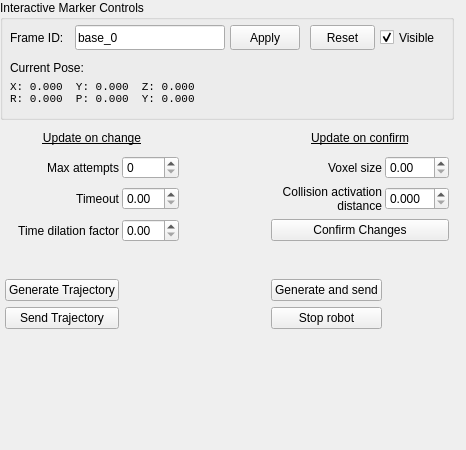
This is resource/curobo_rviz_panel.ui in Lab-CORO/curobo_rviz as Qt 5 draws it before an edit. The edited form follows.
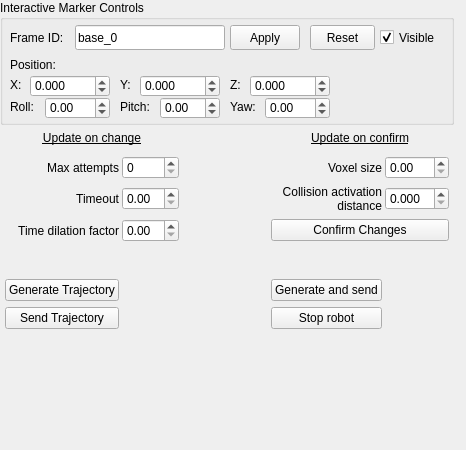
This is the edited form.

Commit message: update target pose and interface

```diff
--- a/resource/curobo_rviz_panel.ui
+++ b/resource/curobo_rviz_panel.ui
@@ -19,7 +19,7 @@
      <x>0</x>
      <y>0</y>
      <width>454</width>
-     <height>120</height>
+     <height>125</height>
     </rect>
    </property>
    <property name="title">
@@ -69,12 +69,12 @@
      <rect>
       <x>10</x>
       <y>55</y>
-      <width>100</width>
-      <height>25</height>
+      <width>60</width>
+      <height>20</height>
      </rect>
     </property>
     <property name="text">
-     <string>Current Pose:</string>
+     <string>Position:</string>
     </property>
    </widget>
    <widget class="QLabel" name="labelPoseValues">
@@ -82,22 +82,209 @@
      <rect>
       <x>10</x>
       <y>75</y>
-      <width>290</width>
-      <height>35</height>
+      <width>20</width>
+      <height>20</height>
      </rect>
     </property>
-    <property name="font">
-     <font>
-      <family>Monospace</family>
-      <pointsize>8</pointsize>
-     </font>
+    <property name="text">
+     <string>X:</string>
     </property>
+   </widget>
+   <widget class="QDoubleSpinBox" name="spinBoxPosX">
+    <property name="geometry">
+     <rect>
+      <x>30</x>
+      <y>75</y>
+      <width>80</width>
+      <height>22</height>
+     </rect>
+    </property>
+    <property name="decimals">
+     <number>3</number>
+    </property>
+    <property name="minimum">
+     <double>-10.000000000000000</double>
+    </property>
+    <property name="maximum">
+     <double>10.000000000000000</double>
+    </property>
+    <property name="singleStep">
+     <double>0.010000000000000</double>
+    </property>
+   </widget>
+   <widget class="QLabel" name="labelY">
+    <property name="geometry">
+     <rect>
+      <x>120</x>
+      <y>75</y>
+      <width>20</width>
+      <height>20</height>
+     </rect>
+    </property>
     <property name="text">
-     <string>X: 0.000  Y: 0.000  Z: 0.000
-R: 0.000  P: 0.000  Y: 0.000</string>
+     <string>Y:</string>
     </property>
-    <property name="wordWrap">
-     <bool>true</bool>
+   </widget>
+   <widget class="QDoubleSpinBox" name="spinBoxPosY">
+    <property name="geometry">
+     <rect>
+      <x>140</x>
+      <y>75</y>
+      <width>80</width>
+      <height>22</height>
+     </rect>
+    </property>
+    <property name="decimals">
+     <number>3</number>
+    </property>
+    <property name="minimum">
+     <double>-10.000000000000000</double>
+    </property>
+    <property name="maximum">
+     <double>10.000000000000000</double>
+    </property>
+    <property name="singleStep">
+     <double>0.010000000000000</double>
+    </property>
+   </widget>
+   <widget class="QLabel" name="labelZ">
+    <property name="geometry">
+     <rect>
+      <x>230</x>
+      <y>75</y>
+      <width>20</width>
+      <height>20</height>
+     </rect>
+    </property>
+    <property name="text">
+     <string>Z:</string>
+    </property>
+   </widget>
+   <widget class="QDoubleSpinBox" name="spinBoxPosZ">
+    <property name="geometry">
+     <rect>
+      <x>250</x>
+      <y>75</y>
+      <width>80</width>
+      <height>22</height>
+     </rect>
+    </property>
+    <property name="decimals">
+     <number>3</number>
+    </property>
+    <property name="minimum">
+     <double>-10.000000000000000</double>
+    </property>
+    <property name="maximum">
+     <double>10.000000000000000</double>
+    </property>
+    <property name="singleStep">
+     <double>0.010000000000000</double>
+    </property>
+   </widget>
+   <widget class="QLabel" name="labelRoll">
+    <property name="geometry">
+     <rect>
+      <x>10</x>
+      <y>97</y>
+      <width>30</width>
+      <height>20</height>
+     </rect>
+    </property>
+    <property name="text">
+     <string>Roll:</string>
+    </property>
+   </widget>
+   <widget class="QDoubleSpinBox" name="spinBoxRoll">
+    <property name="geometry">
+     <rect>
+      <x>45</x>
+      <y>97</y>
+      <width>65</width>
+      <height>22</height>
+     </rect>
+    </property>
+    <property name="decimals">
+     <number>2</number>
+    </property>
+    <property name="minimum">
+     <double>-180.000000000000000</double>
+    </property>
+    <property name="maximum">
+     <double>180.000000000000000</double>
+    </property>
+    <property name="singleStep">
+     <double>1.000000000000000</double>
+    </property>
+   </widget>
+   <widget class="QLabel" name="labelPitch">
+    <property name="geometry">
+     <rect>
+      <x>120</x>
+      <y>97</y>
+      <width>35</width>
+      <height>20</height>
+     </rect>
+    </property>
+    <property name="text">
+     <string>Pitch:</string>
+    </property>
+   </widget>
+   <widget class="QDoubleSpinBox" name="spinBoxPitch">
+    <property name="geometry">
+     <rect>
+      <x>160</x>
+      <y>97</y>
+      <width>60</width>
+      <height>22</height>
+     </rect>
+    </property>
+    <property name="decimals">
+     <number>2</number>
+    </property>
+    <property name="minimum">
+     <double>-180.000000000000000</double>
+    </property>
+    <property name="maximum">
+     <double>180.000000000000000</double>
+    </property>
+    <property name="singleStep">
+     <double>1.000000000000000</double>
+    </property>
+   </widget>
+   <widget class="QLabel" name="labelYaw">
+    <property name="geometry">
+     <rect>
+      <x>230</x>
+      <y>97</y>
+      <width>30</width>
+      <height>20</height>
+     </rect>
+    </property>
+    <property name="text">
+     <string>Yaw:</string>
+    </property>
+   </widget>
+   <widget class="QDoubleSpinBox" name="spinBoxYaw">
+    <property name="geometry">
+     <rect>
+      <x>265</x>
+      <y>97</y>
+      <width>65</width>
+      <height>22</height>
+     </rect>
+    </property>
+    <property name="decimals">
+     <number>2</number>
+    </property>
+    <property name="minimum">
+     <double>-180.000000000000000</double>
+    </property>
+    <property name="maximum">
+     <double>180.000000000000000</double>
+    </property>
+    <property name="singleStep">
+     <double>1.000000000000000</double>
     </property>
    </widget>
    <widget class="QPushButton" name="pushButtonResetMarker">
```
Left out of the diff: 4 changed lines with no effect on the pictures. The commit also changes 6 other files.
